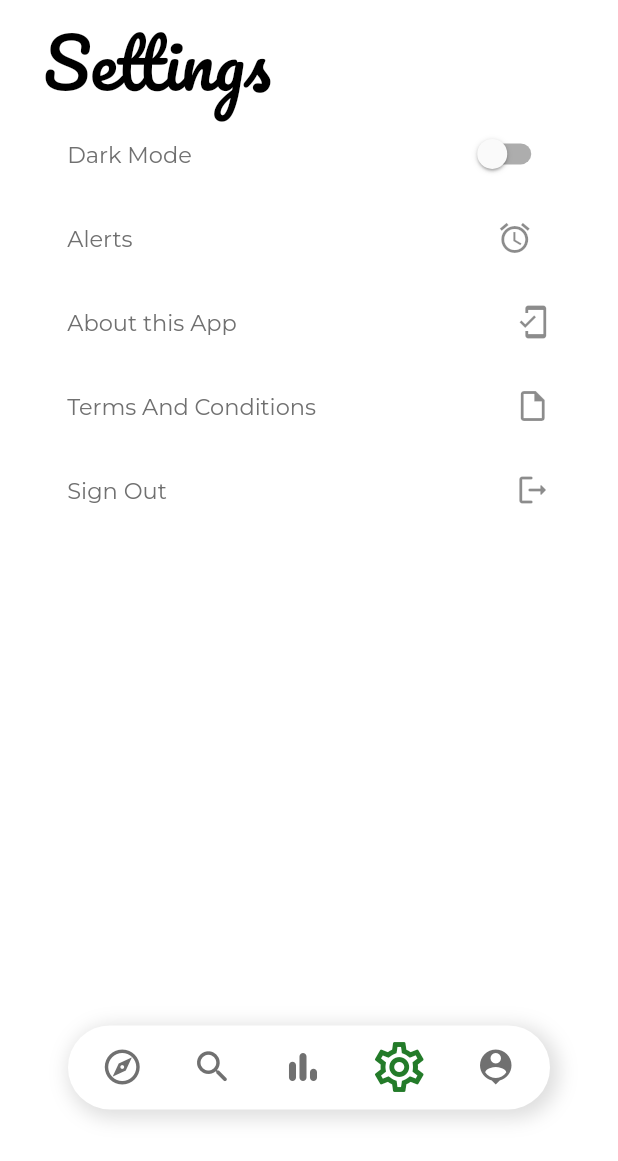
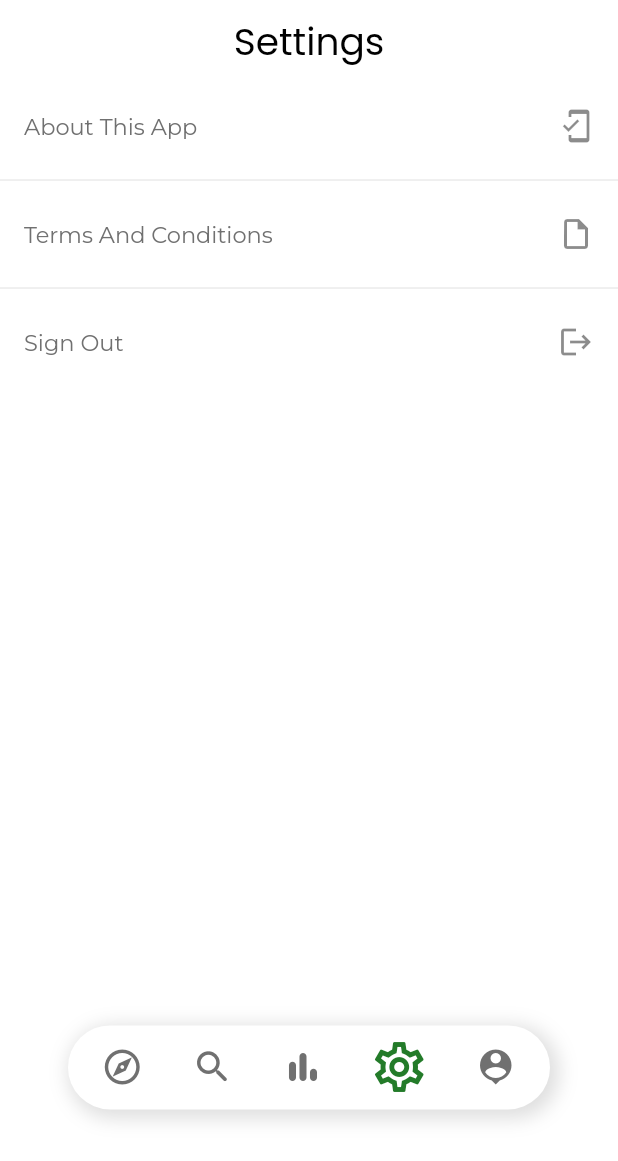
Before and after one commit to gyatashoa/votex, a Flutter app: the screen it shows after launch, item 4 of the bottom bar chosen, on a phone screen of 412 x 824 dp. Shown: the top 1161 px of the screen. Run offline on Flutter 3.47's test engine with Material 2 defaults, Android fonts, the phone set to English and light mode, and no system bars; our stand-ins replace fl_chart, google_fonts, responsive_builder, stacked, stacked_services.

Commit message:
tweaked discover and settings design

```diff
--- a/lib/theme/fonts.dart
+++ b/lib/theme/fonts.dart
@@ -39,3 +39,6 @@ final TextStyle textFieldInputFont =
 
 final TextStyle onGoingText = GoogleFonts.montserrat(
     backgroundColor: Colors.white, color: Colors.green, fontSize: 13);
+
+final TextStyle appBarTitle =
+    GoogleFonts.poppins(color: Colors.black, fontSize: 25);
--- a/lib/theme/theme.dart
+++ b/lib/theme/theme.dart
@@ -3,6 +3,11 @@ import 'package:votex/theme/color_palete.dart';
 import 'package:votex/theme/fonts.dart';
 
 final ThemeData lightTheme = ThemeData(
+    appBarTheme: AppBarTheme(
+        elevation: 0,
+        titleTextStyle: appBarTitle,
+        centerTitle: true,
+        backgroundColor: Colors.white),
     primaryColor: primaryGreenColor,
     textTheme: TextTheme(
       bodyText1: primaryText1,
--- a/lib/ui/view_model/discover_view_model.dart
+++ b/lib/ui/view_model/discover_view_model.dart
@@ -5,6 +5,8 @@ import 'package:stacked/stacked.dart';
 import 'package:votex/models/voting_model.dart';
 
 class DiscoverViewModel extends StreamViewModel<List<VotingModel>> {
+  String get title => 'Discover';
+
   List<VotingModel> _list = [
     VotingModel('Src President', PollStatus.ONGOING, <String>[
       'Micheal Abuah Yeboah',
--- a/lib/ui/views/discover_view.dart
+++ b/lib/ui/views/discover_view.dart
@@ -10,13 +10,26 @@ class DiscoverView extends StatelessWidget {
     return ViewModelBuilder<DiscoverViewModel>.reactive(
         builder: (context, model, widget) {
           if (!model.dataReady) return CircularProgressIndicator();
-          return Padding(
-            padding: EdgeInsets.symmetric(
-                horizontal: devSize.width * .07,
-                vertical: devSize.height * .025),
-            child: Column(
-                children:
-                    model.data!.map((e) => CustomVCards(model: e)).toList()),
+          return Column(
+            children: [
+              AppBar(
+                title: Text(
+                  model.title,
+                  style: Theme.of(context).appBarTheme.titleTextStyle,
+                ),
+              ),
+              Padding(
+                padding: EdgeInsets.symmetric(
+                    horizontal: devSize.width * .07,
+                    vertical: devSize.height * .025),
+                child: SingleChildScrollView(
+                  child: Column(
+                      children: model.data!
+                          .map((e) => CustomVCards(model: e))
+                          .toList()),
+                ),
+              ),
+            ],
           );
         },
         viewModelBuilder: () => DiscoverViewModel());
--- a/lib/ui/views/home_view.dart
+++ b/lib/ui/views/home_view.dart
@@ -74,9 +74,3 @@ class _MobileView extends StatelessWidget {
     ));
   }
 }
-
-
-
-// right: devSize.width * .07,
-//                       left: devSize.width * .07,
-//                       top: devSize.width * .08),
--- a/lib/ui/views/settings_view.dart
+++ b/lib/ui/views/settings_view.dart
@@ -1,56 +1,52 @@
 import 'package:flutter/material.dart';
+import 'package:google_fonts/google_fonts.dart';
 import 'package:stacked/stacked.dart';
-import 'package:votex/theme/color_palete.dart';
 import 'package:votex/ui/view_model/settings_view_model.dart';
 
 class SettingsView extends StatelessWidget {
-  const SettingsView({Key? key}) : super(key: key);
+  SettingsView({Key? key}) : super(key: key);
+
+  List<Map<String, dynamic>> _tiles = [
+    {
+      'title': 'About This App',
+      'icon': Icons.mobile_friendly,
+    },
+    {
+      'title': 'Terms And Conditions',
+      'icon': Icons.insert_drive_file_outlined,
+    },
+    {
+      'title': 'Sign Out',
+      'icon': Icons.logout,
+    },
+  ];
 
   @override
   Widget build(BuildContext context) {
     final devSize = MediaQuery.of(context).size;
     return ViewModelBuilder<SettingsViewModel>.reactive(
         builder: (ctx, model, widget) {
-          return Padding(
-            padding: EdgeInsets.symmetric(
-                horizontal: devSize.width * .07,
-                vertical: devSize.height * .025),
-            child: Container(
+          return Container(
+              height: devSize.height,
               child: Column(
-                crossAxisAlignment: CrossAxisAlignment.start,
                 children: [
-                  Text(
-                    model.title,
-                    style: Theme.of(context).textTheme.headline1,
+                  AppBar(
+                      centerTitle: true,
+                      title: Text(
+                        model.title,
+                        style: Theme.of(context).appBarTheme.titleTextStyle,
+                      )),
+                  Expanded(
+                    child: ListView.separated(
+                        itemBuilder: (ctx, i) => ListTile(
+                              title: Text(this._tiles[i]['title']),
+                              trailing: Icon(this._tiles[i]['icon']),
+                            ),
+                        separatorBuilder: (ctx, i) => Divider(),
+                        itemCount: this._tiles.length),
                   ),
-                  ListTile(
-                    title: Text('Dark Mode'),
-                    trailing: Switch(
-                        activeColor: primaryGreenColor,
-                        value: model.getTheme,
-                        onChanged: model.onThemeChanged),
-                  ),
-                  ListTile(
-                    title: Text('Alerts'),
-                    trailing: IconButton(
-                        icon: Icon(Icons.alarm),
-                        onPressed: model.onAlertChanged),
-                  ),
-                  ListTile(
-                      title: Text('About this App'),
-                      trailing: Icon(Icons.mobile_friendly)),
-                  ListTile(
-                      onTap: () {},
-                      title: Text('Terms And Conditions'),
-                      trailing: Icon(Icons.insert_drive_file_outlined)),
-                  ListTile(
-                      onTap: () {},
-                      title: Text('Sign Out'),
-                      trailing: Icon(Icons.logout_rounded))
                 ],
-              ),
-            ),
-          );
+              ));
         },
         viewModelBuilder: () => SettingsViewModel());
   }
```
